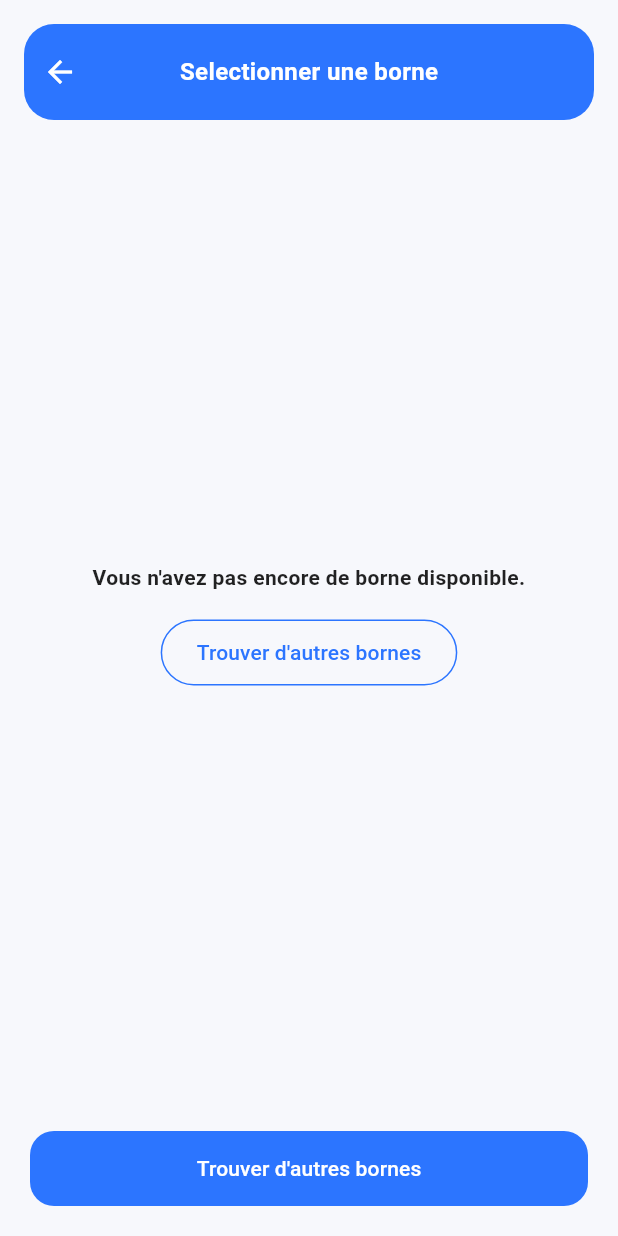
After one commit to Hugophps/plogo_v1, a Flutter app: the DriverStationSelectionPage screen opened directly, on a phone screen of 412 x 824 dp. The commit adds this screen. Run offline on Flutter 3.47's test engine with Material 3 defaults, Android fonts, the light colour scheme and no system bars; our stand-ins replace file_picker, flutter_typeahead, geolocator, google_maps_flutter, supabase_flutter; accounts and stored records are empty; network calls fail; statements that could not run were skipped.

Commit message:
feat: Add Driver Station Selection page with station fetching and navigation

```diff
--- /dev/null
+++ b/lib/features/driver_map/driver_station_selection_page.dart
@@ -0,0 +1,262 @@
+import 'package:flutter/material.dart';
+
+import '../stations/models/station.dart';
+import 'driver_station_detail_page.dart';
+import 'driver_station_models.dart';
+import 'driver_station_repository.dart';
+
+class DriverStationSelectionPage extends StatefulWidget {
+  const DriverStationSelectionPage({super.key});
+
+  @override
+  State<DriverStationSelectionPage> createState() =>
+      _DriverStationSelectionPageState();
+}
+
+class _DriverStationSelectionPageState
+    extends State<DriverStationSelectionPage> {
+  final _repo = const DriverStationRepository();
+
+  bool _loading = true;
+  String? _error;
+  List<DriverStationView> _stations = const [];
+
+  @override
+  void initState() {
+    super.initState();
+    _loadStations();
+  }
+
+  Future<void> _loadStations() async {
+    setState(() {
+      _loading = true;
+      _error = null;
+    });
+    try {
+      final stations = await _repo.fetchApprovedStations();
+      if (!mounted) return;
+      setState(() {
+        _stations = stations;
+      });
+    } catch (error) {
+      if (!mounted) return;
+      setState(() {
+        _error = error.toString();
+      });
+    } finally {
+      if (mounted) {
+        setState(() => _loading = false);
+      }
+    }
+  }
+
+  Future<void> _openStation(DriverStationView view) async {
+    await Navigator.of(context).push(
+      MaterialPageRoute(
+        builder: (_) =>
+            DriverStationDetailPage(initialStation: view, repository: _repo),
+      ),
+    );
+    await _loadStations();
+  }
+
+  void _openMap() {
+    Navigator.of(context).pop('open_map');
+  }
+
+  @override
+  Widget build(BuildContext context) {
+    return Scaffold(
+      backgroundColor: const Color(0xFFF7F8FC),
+      body: SafeArea(
+        child: Column(
+          children: [
+            _Header(onBack: () => Navigator.of(context).pop()),
+            Expanded(child: _buildBody()),
+            Padding(
+              padding: const EdgeInsets.fromLTRB(20, 8, 20, 20),
+              child: SizedBox(
+                width: double.infinity,
+                height: 50,
+                child: FilledButton(
+                  onPressed: _openMap,
+                  child: const Text('Trouver d\'autres bornes'),
+                ),
+              ),
+            ),
+          ],
+        ),
+      ),
+    );
+  }
+
+  Widget _buildBody() {
+    if (_loading) {
+      return const Center(child: CircularProgressIndicator());
+    }
+
+    if (_error != null) {
+      return _EmptyState(
+        message: 'Impossible de charger vos bornes. Reessayez plus tard.',
+        buttonLabel: 'Reessayer',
+        onTap: _loadStations,
+      );
+    }
+
+    if (_stations.isEmpty) {
+      return _EmptyState(
+        message: 'Vous n\'avez pas encore de borne disponible.',
+        buttonLabel: 'Trouver d\'autres bornes',
+        onTap: _openMap,
+      );
+    }
+
+    return ListView.builder(
+      padding: const EdgeInsets.fromLTRB(20, 16, 20, 8),
+      itemCount: _stations.length,
+      itemBuilder: (context, index) {
+        final view = _stations[index];
+        final station = view.station;
+        final address =
+            station.locationFormatted ?? _addressFromStation(station);
+        return Card(
+          elevation: 0,
+          color: Colors.white,
+          shape: RoundedRectangleBorder(
+            borderRadius: BorderRadius.circular(18),
+          ),
+          margin: const EdgeInsets.only(bottom: 12),
+          child: ListTile(
+            onTap: () => _openStation(view),
+            leading: CircleAvatar(
+              radius: 28,
+              backgroundColor: const Color(0xFFE7ECFF),
+              backgroundImage: station.photoUrl != null
+                  ? NetworkImage(station.photoUrl!)
+                  : null,
+              child: station.photoUrl == null
+                  ? const Icon(Icons.image_outlined, color: Color(0xFF2C75FF))
+                  : null,
+            ),
+            title: Text(
+              station.name,
+              style: const TextStyle(fontWeight: FontWeight.w700),
+            ),
+            subtitle: Column(
+              crossAxisAlignment: CrossAxisAlignment.start,
+              children: [
+                if (station.model.isNotEmpty)
+                  Text(
+                    station.model,
+                    style: const TextStyle(color: Colors.black87),
+                  ),
+                Text(
+                  address,
+                  maxLines: 1,
+                  overflow: TextOverflow.ellipsis,
+                  style: const TextStyle(color: Colors.black54),
+                ),
+              ],
+            ),
+          ),
+        );
+      },
+    );
+  }
+
+  String _addressFromStation(Station station) {
+    final parts = [
+      station.streetNumber,
+      station.streetName,
+      station.postalCode,
+      station.city,
+    ];
+    return parts.where((part) => part.trim().isNotEmpty).join(' ');
+  }
+}
+
+class _Header extends StatelessWidget {
+  const _Header({required this.onBack});
+
+  final VoidCallback onBack;
+
+  @override
+  Widget build(BuildContext context) {
+    return Container(
+      height: 64,
+      margin: const EdgeInsets.fromLTRB(16, 16, 16, 8),
+      decoration: BoxDecoration(
+        color: const Color(0xFF2C75FF),
+        borderRadius: BorderRadius.circular(20),
+      ),
+      child: Row(
+        children: [
+          IconButton(
+            icon: const Icon(Icons.arrow_back, color: Colors.white),
+            onPressed: onBack,
+          ),
+          const Expanded(
+            child: Center(
+              child: Text(
+                'Selectionner une borne',
+                style: TextStyle(
+                  color: Colors.white,
+                  fontWeight: FontWeight.w600,
+                  fontSize: 16,
+                ),
+              ),
+            ),
+          ),
+          const SizedBox(width: 48),
+        ],
+      ),
+    );
+  }
+}
+
+class _EmptyState extends StatelessWidget {
+  const _EmptyState({
+    required this.message,
+    required this.buttonLabel,
+    required this.onTap,
+  });
+
+  final String message;
+  final String buttonLabel;
+  final VoidCallback onTap;
+
+  @override
+  Widget build(BuildContext context) {
+    return Center(
+      child: Padding(
+        padding: const EdgeInsets.symmetric(horizontal: 32),
+        child: Column(
+          mainAxisAlignment: MainAxisAlignment.center,
+          children: [
+            Text(
+              message,
+              textAlign: TextAlign.center,
+              style: const TextStyle(
+                color: Colors.black87,
+                fontWeight: FontWeight.w600,
+              ),
+            ),
+            const SizedBox(height: 16),
+            OutlinedButton(
+              onPressed: onTap,
+              style: OutlinedButton.styleFrom(
+                foregroundColor: const Color(0xFF2C75FF),
+                side: const BorderSide(color: Color(0xFF2C75FF)),
+                padding: const EdgeInsets.symmetric(
+                  horizontal: 24,
+                  vertical: 12,
+                ),
+              ),
+              child: Text(buttonLabel),
+            ),
+          ],
+        ),
+      ),
+    );
+  }
+}
--- a/lib/features/home/driver_home_page.dart
+++ b/lib/features/home/driver_home_page.dart
@@ -8,11 +8,13 @@ class DriverHomePage extends StatelessWidget {
     required this.profile,
     required this.onOpenProfile,
     required this.onOpenMap,
+    required this.onOpenStationSelection,
   });
 
   final Profile profile;
   final VoidCallback onOpenProfile;
   final VoidCallback onOpenMap;
+  final VoidCallback onOpenStationSelection;
 
   @override
   Widget build(BuildContext context) {
@@ -106,7 +108,7 @@ class DriverHomePage extends StatelessWidget {
                     SizedBox(
                       width: double.infinity,
                       child: OutlinedButton.icon(
-                        onPressed: () {},
+                        onPressed: onOpenStationSelection,
                         icon: const Icon(Icons.flash_on_outlined),
                         label: const Text('Reserver une session de charge'),
                         style: OutlinedButton.styleFrom(
```
Also changed, not shown: lib/features/driver_map/driver_station_repository.dart (+12 -0 lines), lib/features/stations/station_repository.dart (+5 -5 lines), lib/main.dart (+17 -2 lines).
